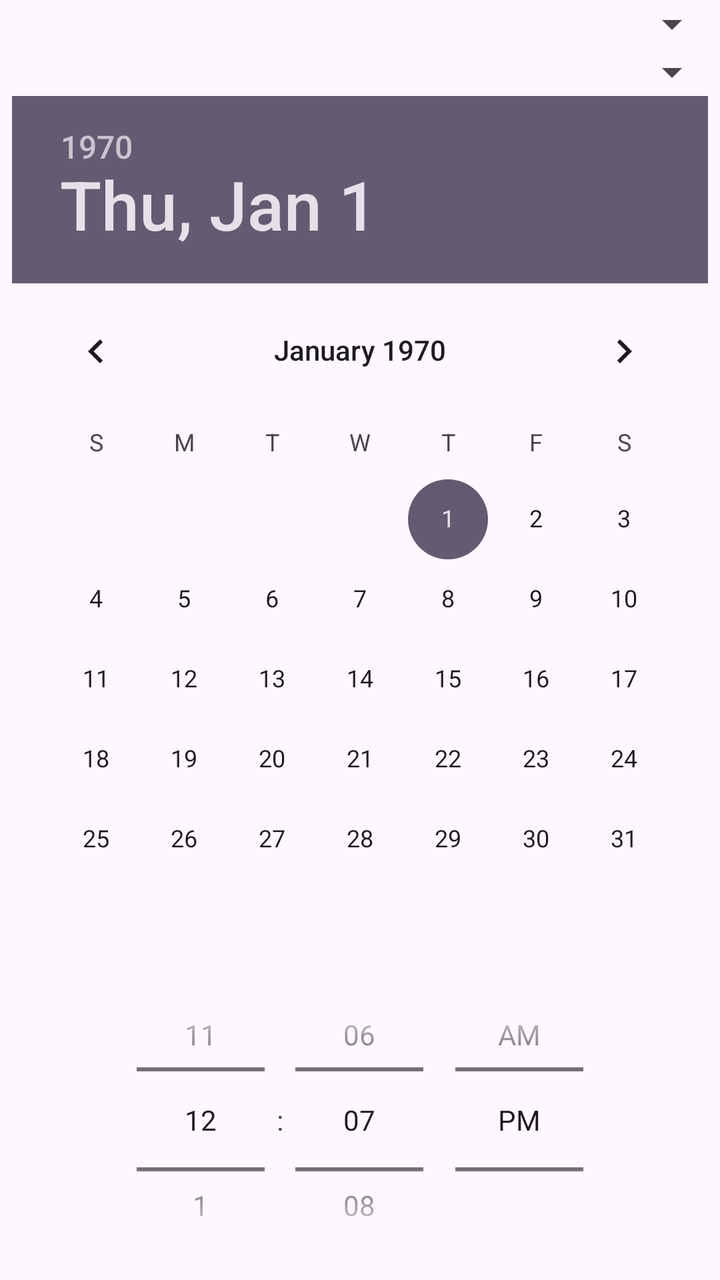
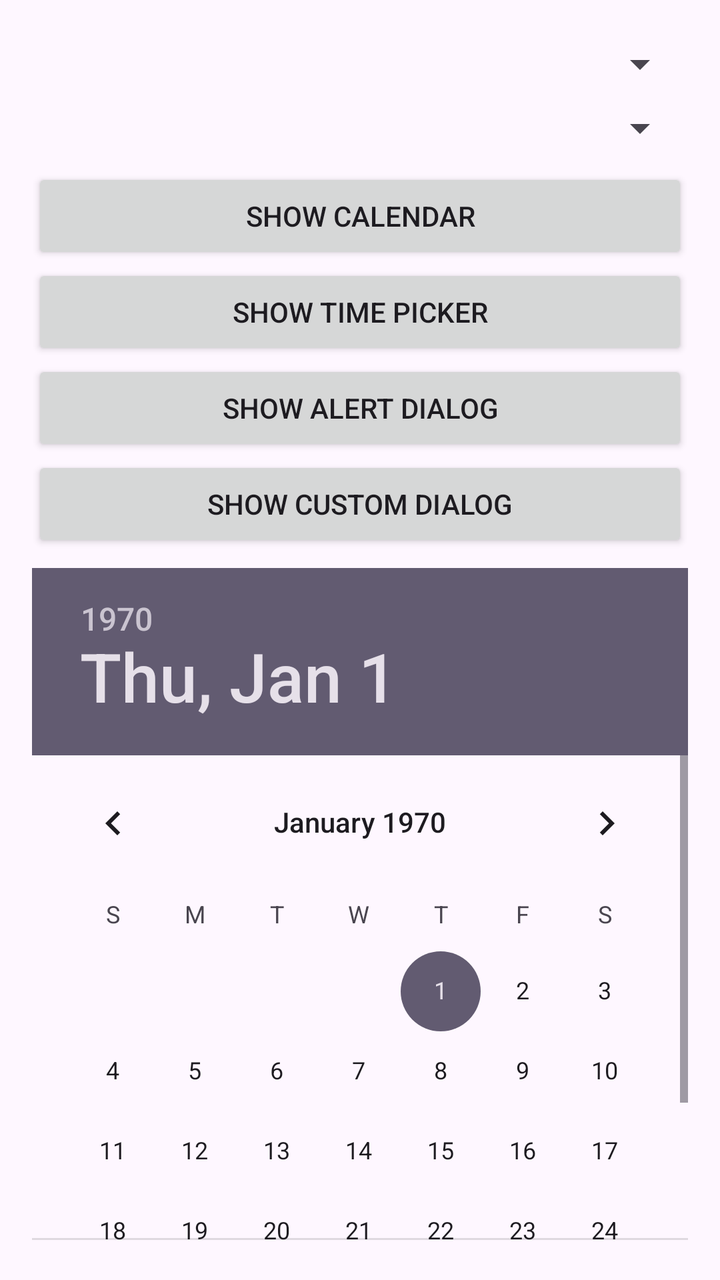

Two renders of the same Android screen: before a commit and after it. Below are the layout's source before the change and the commit's diff.
<!-- AndroidManifest.xml: application theme Theme.CountryApp -->
<!-- res/layout/activity_main.xml -->
<?xml version="1.0" encoding="utf-8"?>
<LinearLayout xmlns:android="http://schemas.android.com/apk/res/android"
    xmlns:app="http://schemas.android.com/apk/res-auto"
    xmlns:tools="http://schemas.android.com/tools"
    android:id="@+id/main"
    android:layout_width="match_parent"
    android:layout_height="match_parent"
    android:orientation="vertical"
    android:gravity="center"
    tools:context=".MainActivity">

    <Spinner
        android:id="@+id/spinnerCountry"
        android:layout_width="match_parent"
        android:layout_height="wrap_content"/>

    <Spinner
        android:id="@+id/spinnerProvince"
        android:layout_width="match_parent"
        android:layout_height="wrap_content"/>

    <DatePicker
        android:id="@+id/datePicker"
        android:layout_width="wrap_content"
        android:layout_height="wrap_content"
        android:calendarViewShown="false"
        android:datePickerMode="calendar"/>

    <TimePicker
        android:id="@+id/timePicker"
        android:timePickerMode="spinner"
        android:layout_width="wrap_content"
        android:layout_height="wrap_content"/>

    <Button
        android:id="@+id/btnShowCalendar"
        android:layout_width="match_parent"
        android:layout_height="wrap_content"
        android:text="Show Calendar"/>

    <Button
        android:id="@+id/btnShowTimePicker"
        android:layout_width="match_parent"
        android:layout_height="wrap_content"
        android:text="Show Time Picker"/>

    <Button
        android:id="@+id/btnShowAlertDialog"
        android:layout_width="match_parent"
        android:layout_height="wrap_content"
        android:text="Show Alert Dialog"/>

    <Button
        android:id="@+id/btnShowCustomDialog"
        android:layout_width="match_parent"
        android:layout_height="wrap_content"
        android:text="Show Custom Dialog"/>

</LinearLayout>
<!-- resources referenced by this layout -->
<resources>
  <style name="Theme.CountryApp" parent="Base.Theme.CountryApp" />
  <style name="Base.Theme.CountryApp" parent="Theme.Material3.DayNight.NoActionBar">
          
          
      </style>
</resources>

<!-- the commit's change to res/layout/activity_main.xml (unified diff, before → after) -->
@@ -5,35 +5,26 @@
     android:id="@+id/main"
     android:layout_width="match_parent"
     android:layout_height="match_parent"
+    android:padding="16dp"
     android:orientation="vertical"
     android:gravity="center"
     tools:context=".MainActivity">
 
     <Spinner
         android:id="@+id/spinnerCountry"
+        android:layout_marginTop="8dp"
         android:layout_width="match_parent"
         android:layout_height="wrap_content"/>
 
     <Spinner
         android:id="@+id/spinnerProvince"
+        android:layout_marginTop="8dp"
         android:layout_width="match_parent"
-        android:layout_height="wrap_content"/>
-
-    <DatePicker
-        android:id="@+id/datePicker"
-        android:layout_width="wrap_content"
-        android:layout_height="wrap_content"
-        android:calendarViewShown="false"
-        android:datePickerMode="calendar"/>
-
-    <TimePicker
-        android:id="@+id/timePicker"
-        android:timePickerMode="spinner"
-        android:layout_width="wrap_content"
         android:layout_height="wrap_content"/>
 
     <Button
         android:id="@+id/btnShowCalendar"
+        android:layout_marginTop="8dp"
         android:layout_width="match_parent"
         android:layout_height="wrap_content"
         android:text="Show Calendar"/>
@@ -56,4 +47,19 @@
         android:layout_height="wrap_content"
         android:text="Show Custom Dialog"/>
 
+    <DatePicker
+        android:id="@+id/datePicker"
+        android:layout_marginTop="8dp"
+        android:layout_width="wrap_content"
+        android:layout_height="wrap_content"
+        android:calendarViewShown="false"
+        android:datePickerMode="calendar"/>
+
+    <TimePicker
+        android:id="@+id/timePicker"
+        android:timePickerMode="spinner"
+        android:layout_marginTop="8dp"
+        android:layout_width="wrap_content"
+        android:layout_height="wrap_content"/>
+
 </LinearLayout>
